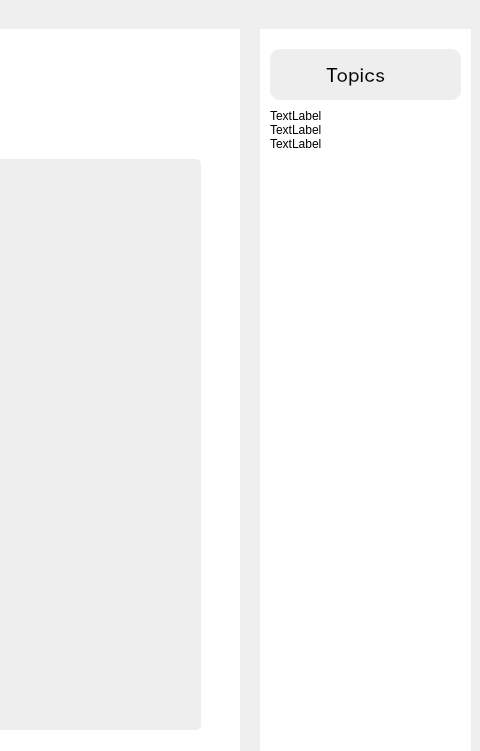
codingburgas/Audo, file Audo/Frontend/Audo/studentnotes.ui: the form before one commit; both pictures show x 800 to 1280 and y 81 to 832 of the 1280 by 832 pixel window.
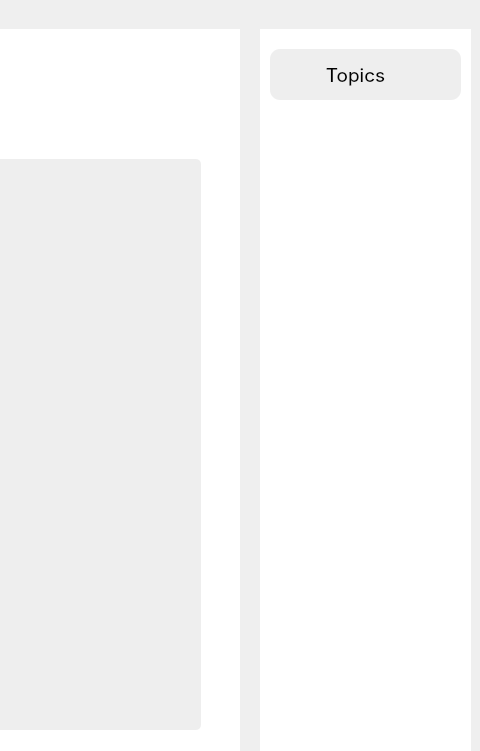
The form after the commit. Icons and pictures are not drawn.

What changed in the file:
```diff
--- a/Audo/Frontend/Audo/studentnotes.ui
+++ b/Audo/Frontend/Audo/studentnotes.ui
@@ -653,28 +653,7 @@
      <number>0</number>
     </property>
     <item>
-     <widget class="QLabel" name="label_3">
-      <property name="text">
-       <string>TextLabel</string>
-      </property>
-     </widget>
-    </item>
-    <item>
-     <widget class="QLabel" name="label_4">
-      <property name="text">
-       <string>TextLabel</string>
-      </property>
-     </widget>
-    </item>
-    <item>
-     <widget class="QLabel" name="label_5">
-      <property name="text">
-       <string>TextLabel</string>
-      </property>
-     </widget>
-    </item>
-    <item>
-     <spacer name="verticalSpacer">
+     <spacer name="TopicSpacer">
       <property name="orientation">
        <enum>Qt::Vertical</enum>
       </property>
```
Left out of the diff: 124 changed lines with no effect on the pictures. Lines whose indentation alone changed are shown as unchanged.
